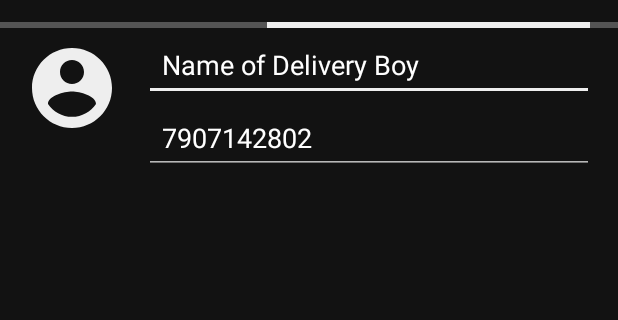
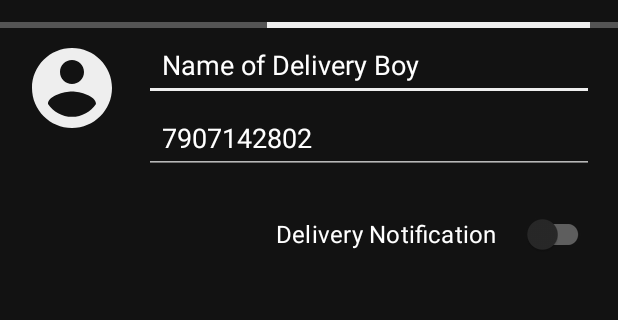
Before and after one commit to SaneenKP/BakeHouse-Delivery, an Android app: the screen it shows after launch once a user with an empty profile is signed in (Orders), on a phone screen of 412 x 824 dp, the part 62-382 px from its top. Run offline under Robolectric (Android 15) with nearby library versions, the phone set to English and light mode, and no system bars; our stand-ins replace Firebase (no records; nobody signed in at launch, a user with empty details on screens opened directly).

```diff
--- a/app/src/main/java/com/example/deliveryboy/Orders.java
+++ b/app/src/main/java/com/example/deliveryboy/Orders.java
@@ -2,33 +2,25 @@ package com.example.deliveryboy;
 
 import androidx.annotation.NonNull;
 import androidx.annotation.Nullable;
-import androidx.appcompat.app.AlertDialog;
 import androidx.appcompat.app.AppCompatActivity;
 import androidx.appcompat.app.AppCompatDelegate;
 import androidx.recyclerview.widget.LinearLayoutManager;
 import androidx.recyclerview.widget.RecyclerView;
-
-import android.app.Dialog;
-import android.content.Context;
+import android.content.Intent;
 import android.os.Bundle;
 import android.util.Log;
-import android.view.LayoutInflater;
 import android.view.View;
-import android.widget.TextView;
-
+import android.widget.CompoundButton;
 import com.example.deliveryboy.Adapters.OrderViewAdapter;
 import com.example.deliveryboy.PojoClasses.OrderDetails;
 import com.google.android.material.progressindicator.LinearProgressIndicator;
+import com.google.android.material.switchmaterial.SwitchMaterial;
 import com.google.firebase.database.ChildEventListener;
 import com.google.firebase.database.DataSnapshot;
 import com.google.firebase.database.DatabaseError;
 import com.google.firebase.database.DatabaseReference;
 import com.google.firebase.database.FirebaseDatabase;
-
-import org.w3c.dom.Text;
-
 import java.util.ArrayList;
-import java.util.Collections;
 import java.util.List;
 
 public class Orders extends AppCompatActivity {
@@ -41,7 +33,8 @@ public class Orders extends AppCompatActivity {
     private OrderViewAdapter orderViewAdapter;
     private List<String> orderKeys , dishKeys;
     private LinearProgressIndicator linearProgressIndicator;
-    private ChildEventListener childEventListener;
+    private SwitchMaterial switchMaterial;
+    private Intent serviceIntent;
 
     @Override
     protected void onCreate(Bundle savedInstanceState) {
@@ -59,30 +52,27 @@ public class Orders extends AppCompatActivity {
         linearProgressIndicator.setVisibility(View.INVISIBLE);
         orderViewAdapter = new OrderViewAdapter(getApplicationContext(), orderList , orderKeys);
         recyclerView.setAdapter(orderViewAdapter);
-
+        switchMaterial=findViewById(R.id.switch1);
+        retrieveOrders();
     }
 
-    @Override
-    protected void onStart() {
-        super.onStart();
-        Log.d("KEPLER", "On Start Called");
+    private void retrieveOrders() {
         linearProgressIndicator.setVisibility(View.VISIBLE);
         fireBaseRealtimeDatabase.addChildEventListener(new ChildEventListener() {
             @Override
             public void onChildAdded(@NonNull DataSnapshot snapshot, @Nullable String previousChildName) {
+                linearProgressIndicator.setVisibility(View.INVISIBLE);
                 OrderDetails orderDetails = snapshot.getValue(OrderDetails.class);
-                orderList.add(orderDetails);
-                orderKeys.add(snapshot.getKey());
-                Collections.reverse(orderList);
-                Collections.reverse(orderKeys);
+                orderList.add(0,orderDetails);
+                orderKeys.add(0,snapshot.getKey());
                 orderViewAdapter.notifyDataSetChanged();
-                linearProgressIndicator.setVisibility(View.INVISIBLE);
+
             }
 
             @Override
             public void onChildChanged(@NonNull DataSnapshot snapshot, @Nullable String previousChildName) {
-
-
+                orderList.set(orderKeys.indexOf(snapshot.getKey()),snapshot.getValue(OrderDetails.class));
+                orderViewAdapter.notifyDataSetChanged();
             }
 
             @Override
@@ -101,6 +91,22 @@ public class Orders extends AppCompatActivity {
             }
         });
 
+    }
+
+    @Override
+    protected void onStart() {
+        super.onStart();
+        serviceIntent=new Intent(Orders.this,NotifyService.class);
+        switchMaterial.setOnCheckedChangeListener(new CompoundButton.OnCheckedChangeListener() {
+            @Override
+            public void onCheckedChanged(CompoundButton buttonView, boolean isChecked) {
+                if(isChecked){
+                    startService(serviceIntent);
+                }else{
+                    stopService(serviceIntent);
+                }
+            }
+        });
 
     }
 
--- a/app/src/main/res/layout/activity_orders.xml
+++ b/app/src/main/res/layout/activity_orders.xml
@@ -51,7 +51,23 @@
                 android:padding="12dp"
                 />
         </androidx.appcompat.widget.LinearLayoutCompat>
+
     </androidx.appcompat.widget.LinearLayoutCompat>
+    <com.google.android.material.switchmaterial.SwitchMaterial
+        android:id="@+id/switch1"
+        android:layout_width="wrap_content"
+        android:layout_height="wrap_content"
+        android:switchMinWidth="56dp"
+        android:layout_marginLeft="16dp"
+        android:layout_marginTop="4dp"
+        android:layout_marginBottom="4dp"
+        android:checked="false"
+        android:layout_gravity="right"
+        android:layout_margin="16dp"
+        android:text="Delivery Notification    "
+        style="@style/TextAppearance.MaterialComponents.Subtitle1"
+        android:textOff="You have turned OFF"
+        android:textOn="You have turned ON"/>
     <androidx.recyclerview.widget.RecyclerView
         android:layout_width="match_parent"
         android:layout_height="match_parent"
--- a/build.gradle
+++ b/build.gradle
@@ -5,7 +5,7 @@ buildscript {
         jcenter()
     }
     dependencies {
-        classpath "com.android.tools.build:gradle:4.1.2"
+        classpath 'com.android.tools.build:gradle:4.2.1'
         classpath 'com.google.gms:google-services:4.3.8'
         // NOTE: Do not place your application dependencies here; they belong
         // in the individual module build.gradle files
```
Also changed, not shown: app/src/main/AndroidManifest.xml (+6 -1 lines), app/src/main/java/com/example/deliveryboy/NotifyService.java (added, +58 -0 lines), gradle/wrapper/gradle-wrapper.properties.
